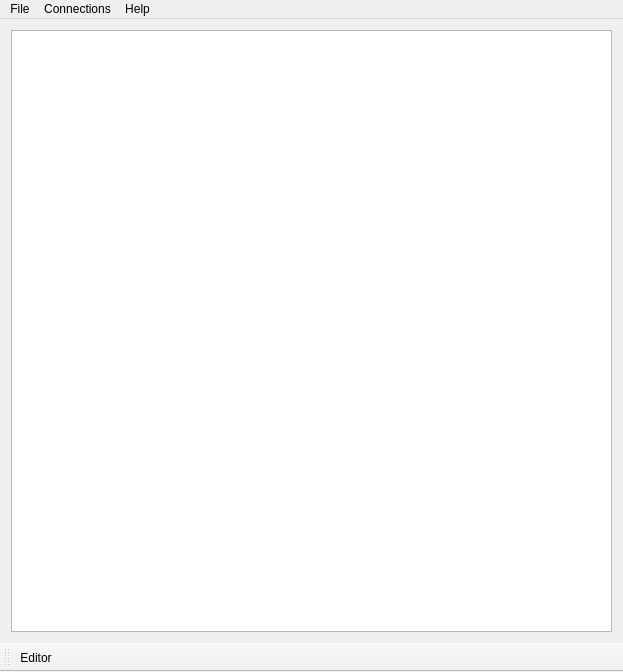
wdznak/SEGUIApp, file SEGUIApp/Resources/QtUi/SEGUIApp.ui: the form before one commit.
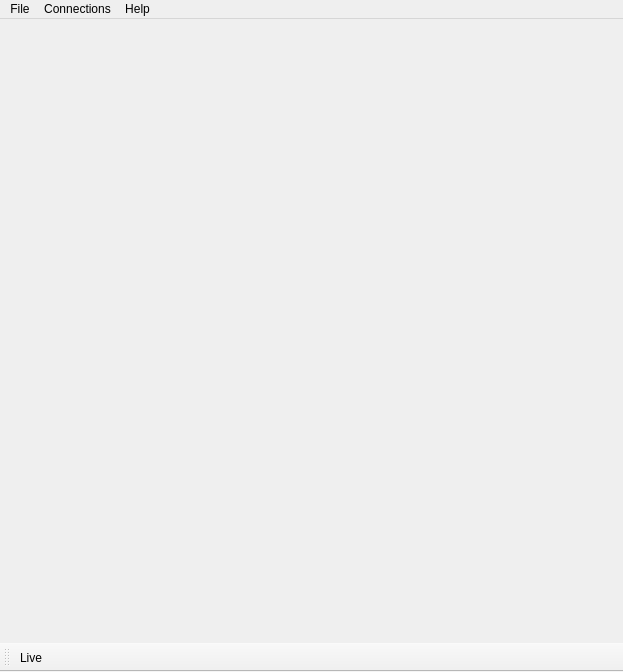
The form after the commit.

Commit message:
Offline mode implementation
Offline widget used for creating CSV files and modeling data from files.

The edit to the form file:
```diff
--- a/SEGUIApp/Resources/QtUi/SEGUIApp.ui
+++ b/SEGUIApp/Resources/QtUi/SEGUIApp.ui
@@ -20,35 +20,24 @@
    <property name="autoFillBackground">
     <bool>true</bool>
    </property>
-   <layout class="QVBoxLayout" name="verticalLayout_3" stretch="1,0">
-    <item>
-     <layout class="QVBoxLayout" name="mainVLayout"/>
-    </item>
-    <item>
-     <layout class="QVBoxLayout" name="bottomVLayout" stretch="0">
+   <layout class="QVBoxLayout" name="verticalLayout_3">
       <property name="spacing">
        <number>0</number>
       </property>
-      <property name="sizeConstraint">
-       <enum>QLayout::SetNoConstraint</enum>
-      </property>
       <property name="leftMargin">
        <number>0</number>
       </property>
+    <property name="topMargin">
+     <number>0</number>
+    </property>
+    <property name="rightMargin">
+     <number>0</number>
+    </property>
+    <property name="bottomMargin">
+     <number>0</number>
+    </property>
       <item>
-       <widget class="QListWidget" name="outputListView">
-        <property name="isWrapping" stdset="0">
-         <bool>false</bool>
-        </property>
-        <property name="uniformItemSizes">
-         <bool>false</bool>
-        </property>
-        <property name="wordWrap">
-         <bool>true</bool>
-        </property>
-       </widget>
-      </item>
-     </layout>
+     <widget class="QStackedWidget" name="stackedWidget"/>
     </item>
    </layout>
   </widget>
@@ -96,7 +85,7 @@
    <attribute name="toolBarBreak">
     <bool>false</bool>
    </attribute>
-   <addaction name="actionEditor"/>
+   <addaction name="actionMode"/>
   </widget>
   <action name="actionOpen">
    <property name="text">
@@ -113,9 +102,9 @@
     <string>Close All</string>
    </property>
   </action>
-  <action name="actionEditor">
+  <action name="actionMode">
    <property name="text">
-    <string>Editor</string>
+    <string>Live</string>
    </property>
   </action>
  </widget>
```
Left out of the diff: 4 changed lines with no effect on the pictures. Lines whose indentation alone changed are shown as unchanged. The commit also changes 20 other files.
